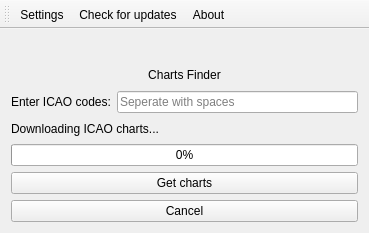
Qt form src/mainwindow.ui (abdullah-radwan/ChartsFinder2) before a commit.
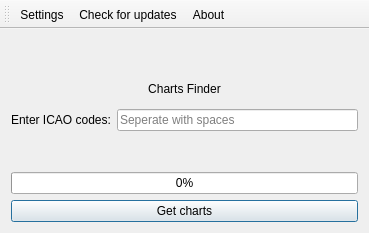
The same form after that commit. Icons and pictures are not drawn.

What changed in the file:
```diff
--- a/src/mainwindow.ui
+++ b/src/mainwindow.ui
@@ -72,7 +72,7 @@
        <bool>false</bool>
       </property>
       <property name="text">
-       <string>Downloading ICAO charts...</string>
+       <string/>
       </property>
      </widget>
     </item>
@@ -95,15 +95,11 @@
        <iconset resource="res.qrc">
         <normaloff>:/res/icons/download.svg</normaloff>:/res/icons/download.svg</iconset>
       </property>
-     </widget>
-    </item>
-    <item>
-     <widget class="QPushButton" name="cancelButton">
-      <property name="visible">
+      <property name="autoDefault">
        <bool>false</bool>
       </property>
-      <property name="text">
-       <string>Cancel</string>
+      <property name="default">
+       <bool>true</bool>
       </property>
      </widget>
     </item>
```
Left out of the diff: 2 changed lines with no effect on the pictures.
